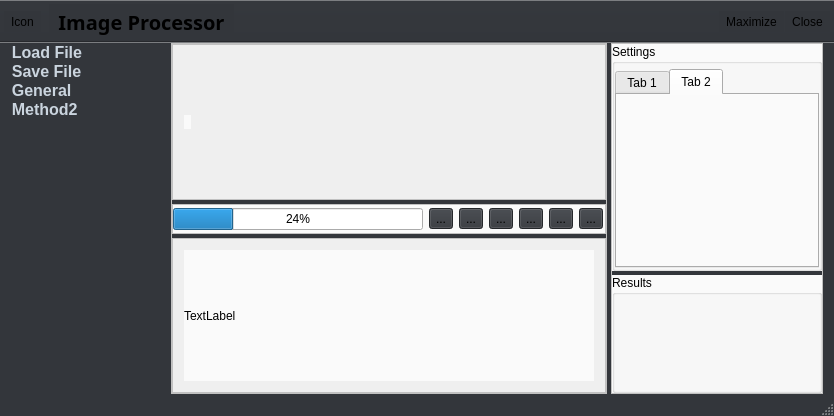
Above: ImageProcessor/mainwindow.ui from gitdev1234/ImageProcessor before the change. Below: the same form after it.
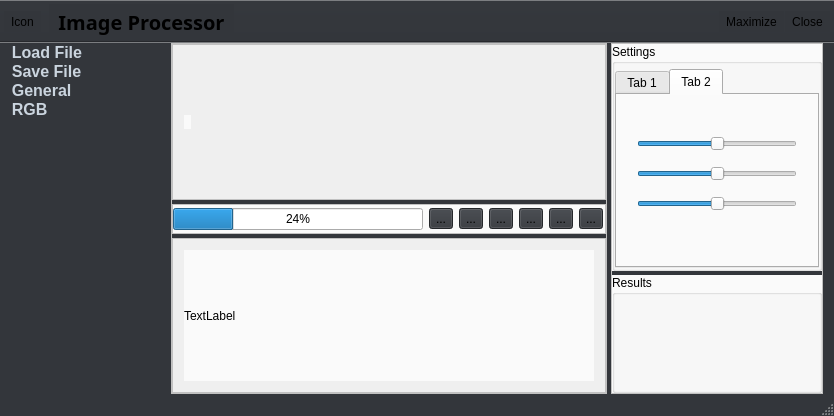
That is the form after the change. The open tabs and pages were chosen to show the change. Icons and pictures are not drawn.

```diff
--- a/ImageProcessor/mainwindow.ui
+++ b/ImageProcessor/mainwindow.ui
@@ -159,7 +159,7 @@
        </item>
        <item>
         <property name="text">
-         <string>  Method2</string>
+         <string>  RGB</string>
         </property>
         <property name="icon">
          <iconset resource="ressources.qrc">
@@ -410,6 +410,63 @@
                <attribute name="title">
                 <string>Tab 2</string>
                </attribute>
+               <widget class="QSlider" name="horizontalSlider">
+                <property name="geometry">
+                 <rect>
+                  <x>20</x>
+                  <y>40</y>
+                  <width>160</width>
+                  <height>18</height>
+                 </rect>
+                </property>
+                <property name="minimum">
+                 <number>-255</number>
+                </property>
+                <property name="maximum">
+                 <number>255</number>
+                </property>
+                <property name="orientation">
+                 <enum>Qt::Horizontal</enum>
+                </property>
+               </widget>
+               <widget class="QSlider" name="horizontalSlider_2">
+                <property name="geometry">
+                 <rect>
+                  <x>20</x>
+                  <y>70</y>
+                  <width>160</width>
+                  <height>18</height>
+                 </rect>
+                </property>
+                <property name="minimum">
+                 <number>-255</number>
+                </property>
+                <property name="maximum">
+                 <number>255</number>
+                </property>
+                <property name="orientation">
+                 <enum>Qt::Horizontal</enum>
+                </property>
+               </widget>
+               <widget class="QSlider" name="horizontalSlider_3">
+                <property name="geometry">
+                 <rect>
+                  <x>20</x>
+                  <y>100</y>
+                  <width>160</width>
+                  <height>18</height>
+                 </rect>
+                </property>
+                <property name="minimum">
+                 <number>-255</number>
+                </property>
+                <property name="maximum">
+                 <number>255</number>
+                </property>
+                <property name="orientation">
+                 <enum>Qt::Horizontal</enum>
+                </property>
+               </widget>
               </widget>
              </widget>
             </item>
```
Left out of the diff: 20 changed lines with no effect on the pictures.
